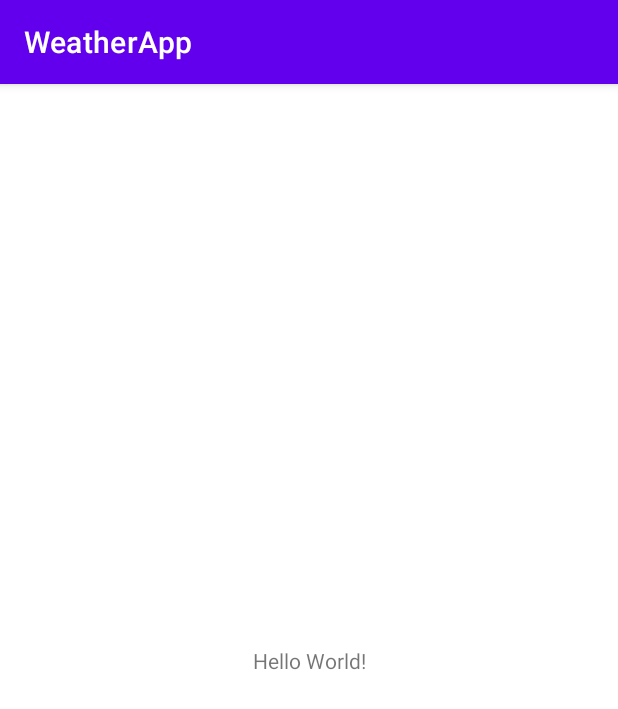
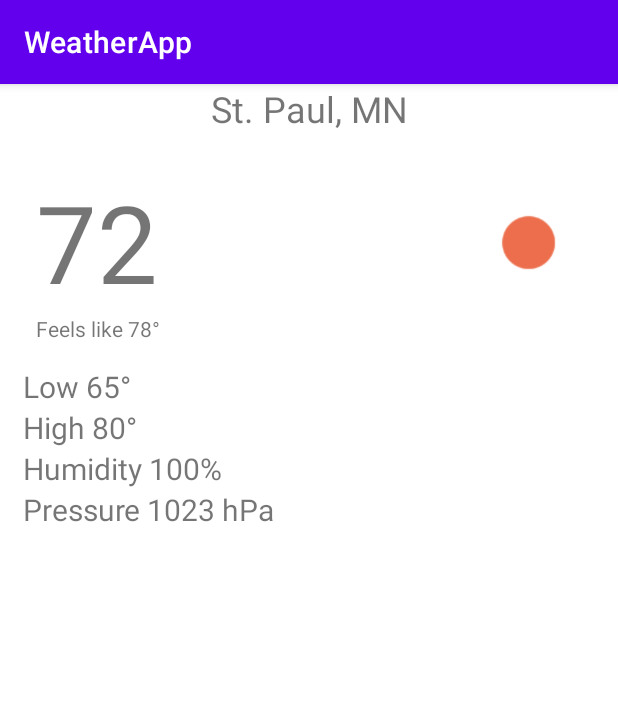
Before and after one commit to HuyDinhh/WeatherApp, an Android app: the screen it shows after launch (MainActivity), on a phone screen of 412 x 824 dp. Shown: the top 709 px of the screen. Run offline under Robolectric (Android 15) with nearby library versions, the phone set to English and light mode, and no system bars.

Commit message:
Assignment 2

```diff
--- a/app/src/main/java/com/example/weatherapp/MainActivity.kt
+++ b/app/src/main/java/com/example/weatherapp/MainActivity.kt
@@ -2,10 +2,16 @@ package com.example.weatherapp
 
 import androidx.appcompat.app.AppCompatActivity
 import android.os.Bundle
+import android.util.Log
 
 class MainActivity : AppCompatActivity() {
     override fun onCreate(savedInstanceState: Bundle?) {
         super.onCreate(savedInstanceState)
+        Log.d(TAG, "onCreate() called")
         setContentView(R.layout.activity_main)
     }
+
+    companion object{
+        private const val TAG = "MainActivity"
+    }
 }
--- a/app/src/main/res/layout/activity_main.xml
+++ b/app/src/main/res/layout/activity_main.xml
@@ -7,12 +7,92 @@
     tools:context=".MainActivity">
 
     <TextView
+        android:id="@+id/city_name"
+        android:layout_width="0dp"
+        android:layout_height="wrap_content"
+        android:text="@string/city_name"
+        android:textAlignment="center"
+        android:textSize="24sp"
+        app:layout_constraintStart_toStartOf="parent"
+        app:layout_constraintEnd_toEndOf="parent"
+        app:layout_constraintTop_toTopOf="parent" />
+
+    <TextView
+        android:id="@+id/current_temp"
         android:layout_width="wrap_content"
         android:layout_height="wrap_content"
-        android:text="Hello World!"
-        app:layout_constraintBottom_toBottomOf="parent"
+        android:text="@string/current_temp"
+        android:textSize="72sp"
+        android:layout_margin="24dp"
+        app:layout_constraintStart_toStartOf="parent"
+        app:layout_constraintTop_toBottomOf="@id/city_name"/>
+
+    <ImageView
+        android:id="@+id/current_condition_icon"
+        android:layout_width="72dp"
+        android:layout_height="72dp"
+        android:src="@drawable/sun_icon"
+        android:importantForAccessibility="no"
+        android:layout_marginEnd="24dp"
         app:layout_constraintEnd_toEndOf="parent"
+        app:layout_constraintTop_toTopOf="@id/current_temp"
+        app:layout_constraintBottom_toBottomOf="@id/current_temp"
+        />
+
+    <TextView
+        android:id="@+id/feels_like"
+        android:layout_width="wrap_content"
+        android:layout_height="wrap_content"
+        android:text="Feels like 78°"
+        tools:layout_editor_absoluteX="25dp"
+        tools:layout_editor_absoluteY="152dp"
+        app:layout_constraintTop_toBottomOf="@id/current_temp"
+        app:layout_constraintStart_toStartOf="@id/current_temp"
+        />
+
+    <TextView
+        android:id="@+id/low"
+        android:layout_width="wrap_content"
+        android:layout_height="wrap_content"
+        android:text="Low 65°"
+        android:textSize="20dp"
+        android:layout_margin="15dp"
+        app:layout_constraintTop_toBottomOf="@id/feels_like"
         app:layout_constraintStart_toStartOf="parent"
-        app:layout_constraintTop_toTopOf="parent" />
+        tools:layout_editor_absoluteX="16dp"
+        tools:layout_editor_absoluteY="186dp" />
+
+    <TextView
+        android:id="@+id/high"
+        android:layout_width="wrap_content"
+        android:layout_height="wrap_content"
+        android:text="High 80°"
+        android:textSize="20dp"
+        app:layout_constraintStart_toStartOf="@id/low"
+        app:layout_constraintTop_toBottomOf="@id/low"
+        tools:layout_editor_absoluteX="16dp"
+        tools:layout_editor_absoluteY="217dp" />
+
+    <TextView
+        android:id="@+id/humidity"
+        android:layout_width="wrap_content"
+        android:layout_height="wrap_content"
+        android:text="Humidity 100%"
+        android:textSize="20dp"
+        app:layout_constraintStart_toStartOf="@id/low"
+        app:layout_constraintTop_toBottomOf="@id/high"
+        tools:layout_editor_absoluteX="16dp"
+        tools:layout_editor_absoluteY="244dp" />
+
+    <TextView
+        android:id="@+id/pressure"
+        android:layout_width="wrap_content"
+        android:layout_height="wrap_content"
+        android:text="Pressure 1023 hPa"
+        android:textSize="20dp"
+        app:layout_constraintStart_toStartOf="@id/low"
+        app:layout_constraintTop_toBottomOf="@id/humidity"
+        tools:layout_editor_absoluteX="16dp"
+        tools:layout_editor_absoluteY="271dp" />
 
 </androidx.constraintlayout.widget.ConstraintLayout>
--- a/app/src/main/res/values/strings.xml
+++ b/app/src/main/res/values/strings.xml
@@ -1,3 +1,5 @@
 <resources>
     <string name="app_name">WeatherApp</string>
+    <string name="city_name">St. Paul, MN</string>
+    <string name="current_temp">72</string>
 </resources>
```
Also changed, not shown: app/src/main/res/drawable/sun_icon.png (added).
